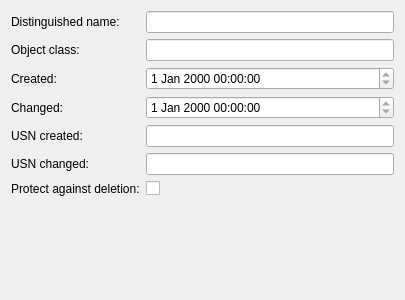
This is src/admc/tabs/object_tab.ui in altlinux/admc as Qt 5 draws it before an edit. The edited form follows.
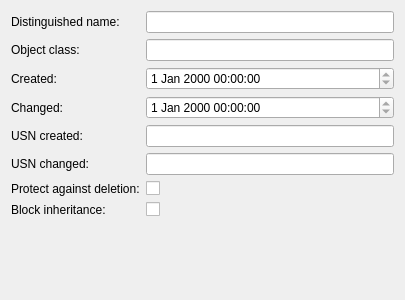
This is the edited form.

Commit message:
Block inhertiance checkable action and checkbox had been added.
Block inheritance checkable action had been added to group policy objects with policy OU item type.
Also had been added block inheritance checkbox to object tab in properties of objects with OU and Domain classes.

```diff
--- a/src/admc/tabs/object_tab.ui
+++ b/src/admc/tabs/object_tab.ui
@@ -110,6 +110,20 @@
      <item row="6" column="1">
       <widget class="QCheckBox" name="deletion_check"/>
      </item>
+     <item row="7" column="0">
+      <widget class="QLabel" name="blockInheritanceLabel">
+       <property name="text">
+        <string>Block inheritance:</string>
+       </property>
+      </widget>
+     </item>
+     <item row="7" column="1">
+      <widget class="QCheckBox" name="inheritance_check">
+       <property name="text">
+        <string/>
+       </property>
+      </widget>
+     </item>
     </layout>
    </item>
   </layout>
```
The commit also changes 5 other files.
